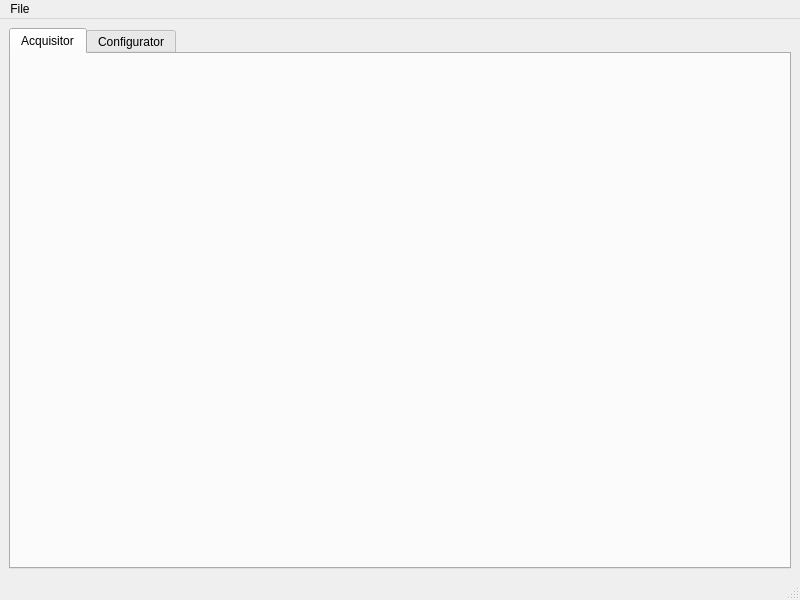
First picture: the form in src/CellSorter/gui/mainwindow.ui, repository mortbopet/RTOC, before the edit.
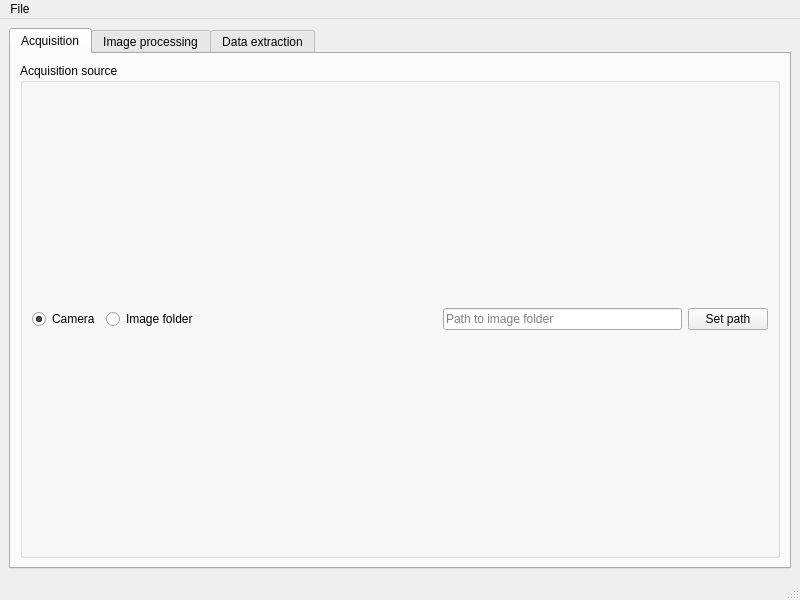
Second picture: the form after the edit.

Commit message: Do not show acquisition widget when building without Acquisitor

The edit to the form file:
```diff
--- a/src/CellSorter/gui/mainwindow.ui
+++ b/src/CellSorter/gui/mainwindow.ui
@@ -22,17 +22,82 @@
       </property>
       <widget class="QWidget" name="acqTab">
        <attribute name="title">
-        <string>Acquisitor</string>
+        <string>Acquisition</string>
        </attribute>
        <layout class="QGridLayout" name="gridLayout_4">
         <item row="0" column="0">
-         <layout class="QGridLayout" name="acqLayout"/>
+         <layout class="QVBoxLayout" name="verticalLayout" stretch="0,1">
+          <item>
+           <layout class="QHBoxLayout" name="horizontalLayout">
+            <item>
+             <widget class="QGroupBox" name="groupBox">
+              <property name="title">
+               <string>Acquisition source</string>
+              </property>
+              <layout class="QGridLayout" name="gridLayout_5">
+               <item row="0" column="0">
+                <layout class="QGridLayout" name="gridLayout_2">
+                 <item row="0" column="0">
+                  <widget class="QRadioButton" name="cameraRadiobutton">
+                   <property name="text">
+                    <string>Camera</string>
+                   </property>
+                   <property name="checked">
+                    <bool>true</bool>
+                   </property>
+                  </widget>
+                 </item>
+                 <item row="0" column="1">
+                  <widget class="QRadioButton" name="folderRadiobutton">
+                   <property name="text">
+                    <string>Image folder</string>
+                   </property>
+                  </widget>
+                 </item>
+                 <item row="0" column="4">
+                  <widget class="QPushButton" name="pushButton">
+                   <property name="text">
+                    <string>Set path</string>
+                   </property>
+                  </widget>
+                 </item>
+                 <item row="0" column="3">
+                  <widget class="QLineEdit" name="lineEdit">
+                   <property name="placeholderText">
+                    <string>Path to image folder</string>
+                   </property>
+                  </widget>
+                 </item>
+                 <item row="0" column="2">
+                  <spacer name="horizontalSpacer">
+                   <property name="orientation">
+                    <enum>Qt::Horizontal</enum>
+                   </property>
+                   <property name="sizeHint" stdset="0">
+                    <size>
+                     <width>40</width>
+                     <height>20</height>
+                    </size>
+                   </property>
+                  </spacer>
+                 </item>
+                </layout>
+               </item>
+              </layout>
+             </widget>
+            </item>
+           </layout>
+          </item>
+          <item>
+           <layout class="QGridLayout" name="acqLayout"/>
+          </item>
+         </layout>
         </item>
        </layout>
       </widget>
       <widget class="QWidget" name="configurator">
        <attribute name="title">
-        <string>Configurator</string>
+        <string>Image processing</string>
        </attribute>
        <layout class="QGridLayout" name="gridLayout_3">
         <item row="0" column="0">
@@ -40,6 +105,11 @@
         </item>
        </layout>
       </widget>
+      <widget class="QWidget" name="tab">
+       <attribute name="title">
+        <string>Data extraction</string>
+       </attribute>
+      </widget>
      </widget>
     </item>
    </layout>
```
The commit also changes 3 other files.
